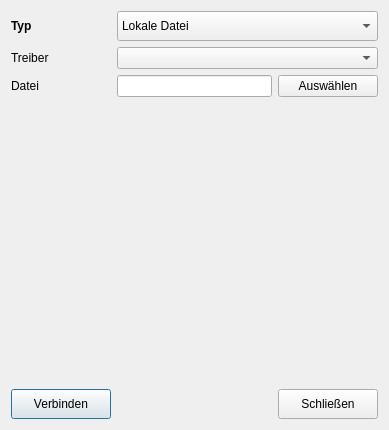
Qt form ui/qmdatabasedialog.ui (Christian-Kr/QualificationMatrix) before a commit.
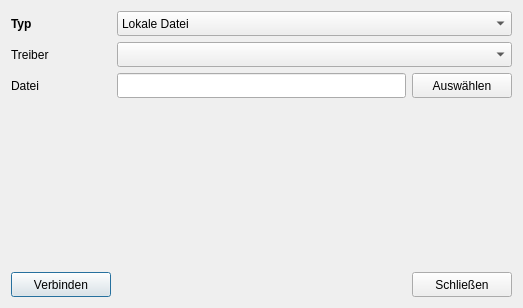
The same form after that commit. The open tabs and pages were chosen to show the change.

Patch:
```diff
--- a/ui/qmdatabasedialog.ui
+++ b/ui/qmdatabasedialog.ui
@@ -6,8 +6,8 @@
    <rect>
     <x>0</x>
     <y>0</y>
-    <width>389</width>
-    <height>430</height>
+    <width>523</width>
+    <height>308</height>
    </rect>
   </property>
   <property name="sizePolicy">
@@ -33,8 +33,8 @@
      </property>
      <property name="minimumSize">
       <size>
-       <width>100</width>
-       <height>30</height>
+       <width>0</width>
+       <height>25</height>
       </size>
      </property>
      <item>
@@ -51,7 +51,7 @@
        <property name="minimumSize">
         <size>
          <width>100</width>
-         <height>30</height>
+         <height>25</height>
         </size>
        </property>
        <property name="text">
@@ -77,7 +77,7 @@
        <property name="minimumSize">
         <size>
          <width>100</width>
-         <height>30</height>
+         <height>25</height>
         </size>
        </property>
        <property name="text">
@@ -150,7 +150,14 @@
         </widget>
        </item>
        <item row="0" column="1">
-        <widget class="QComboBox" name="cbDriverLocal"/>
+        <widget class="QComboBox" name="cbDriverLocal">
+         <property name="minimumSize">
+          <size>
+           <width>0</width>
+           <height>25</height>
+          </size>
+         </property>
+        </widget>
        </item>
        <item row="1" column="0">
         <widget class="QLabel" name="label_2">
@@ -177,14 +184,21 @@
           <number>6</number>
          </property>
          <item>
-          <widget class="QLineEdit" name="leLocalFile"/>
+          <widget class="QLineEdit" name="leLocalFile">
+           <property name="minimumSize">
+            <size>
+             <width>0</width>
+             <height>25</height>
+            </size>
+           </property>
+          </widget>
          </item>
          <item>
           <widget class="QPushButton" name="pbChooseLocal">
            <property name="minimumSize">
             <size>
              <width>100</width>
-             <height>0</height>
+             <height>25</height>
             </size>
            </property>
            <property name="text">
```
Left out of the diff: 14 changed lines with no effect on the pictures.
